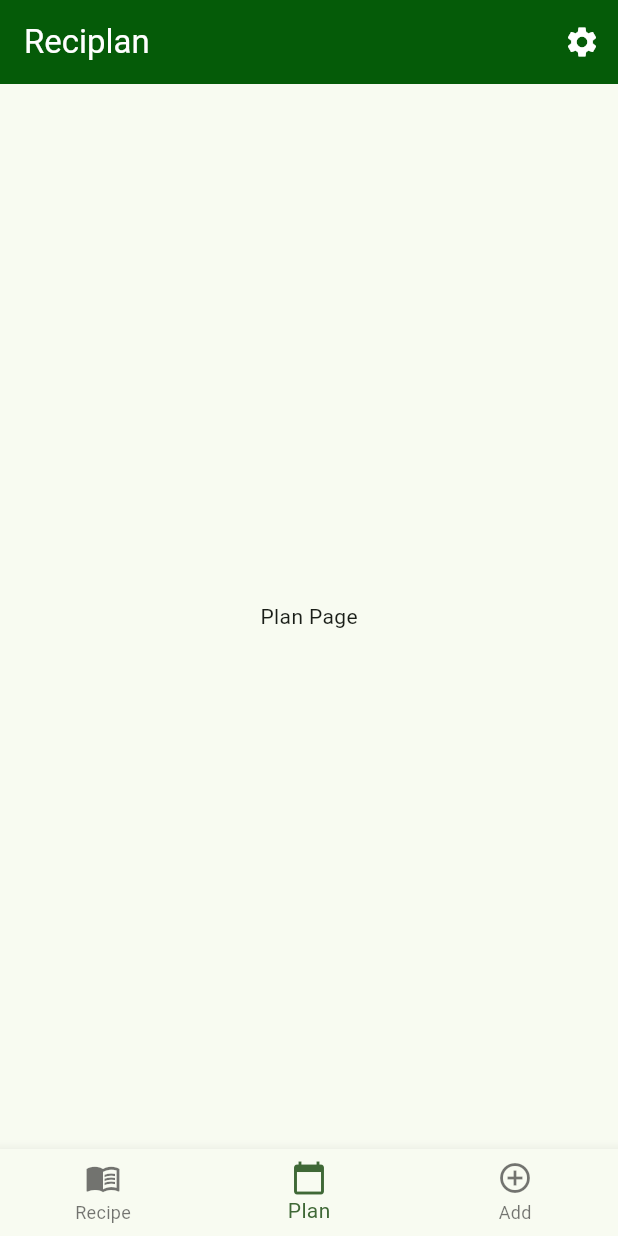
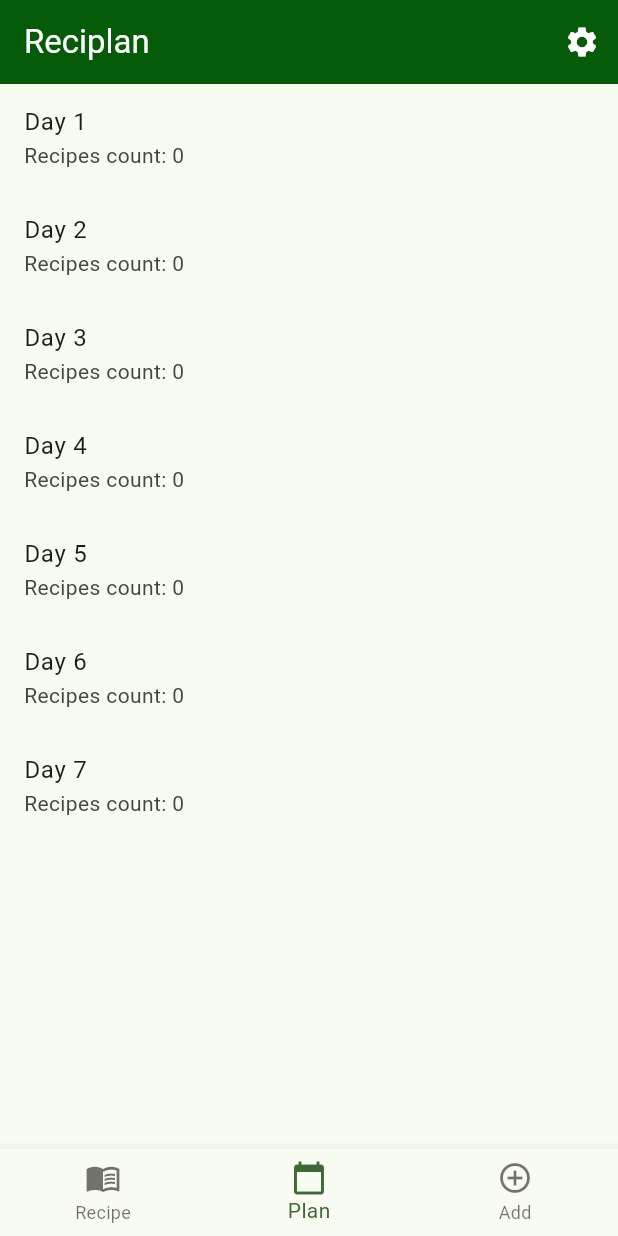
Before and after one commit to keeghan/reciplan3, a Flutter app: the screen it shows after launch, item 2 of the bottom bar chosen, on a phone screen of 412 x 824 dp. Run offline on Flutter 3.47's test engine with Material 3 defaults, Android fonts, the phone set to English and light mode, and no system bars; our stand-ins replace cached_network_image, file_picker, floor, get_it, shared_preferences, sqflite; accounts and stored records are empty; generated files the repository leaves out were written again.

Commit message:
feat!: begin planPage implementation

```diff
--- a/lib/data/db/database_provider.dart
+++ b/lib/data/db/database_provider.dart
@@ -367,12 +367,12 @@ class DatabaseProvider {
   ];
 
   static List<Day> days = [
-    Day(id: 1, name: "Sunday", breakfast: 3, lunch: 14, dinner: 22),
-    Day(id: 2, name: "Monday", breakfast: 0, lunch: 1, dinner: 2),
-    Day(id: 3, name: "Tuesday", breakfast: 0, lunch: 1, dinner: 2),
-    Day(id: 4, name: "Wednesday", breakfast: 0, lunch: 1, dinner: 2),
-    Day(id: 5, name: "Thursday", breakfast: 0, lunch: 1, dinner: 2),
-    Day(id: 6, name: "Friday", breakfast: 0, lunch: 14, dinner: 2),
-    Day(id: 7, name: "Saturday", breakfast: 0, lunch: 1, dinner: 2),
-  ];
+  Day(id: DayIds.sunday, name: "Sunday", breakfast: 3, lunch: 14, dinner: 22),
+  Day(id: DayIds.monday, name: "Monday", breakfast: 0, lunch: 1, dinner: 2),
+  Day(id: DayIds.tuesday, name: "Tuesday", breakfast: 0, lunch: 1, dinner: 2),
+  Day(id: DayIds.wednesday, name: "Wednesday", breakfast: 0, lunch: 1, dinner: 2),
+  Day(id: DayIds.thursday, name: "Thursday", breakfast: 0, lunch: 1, dinner: 2),
+  Day(id: DayIds.friday, name: "Friday", breakfast: 0, lunch: 14, dinner: 2),
+  Day(id: DayIds.saturday, name: "Saturday", breakfast: 0, lunch: 1, dinner: 2),
+];
 }
--- /dev/null
+++ b/lib/plan_viewmodel.dart
@@ -0,0 +1,61 @@
+import 'dart:async';
+
+import 'package:flutter/foundation.dart';
+import 'package:reciplan3/data/repositories/day_repository.dart';
+import '../../data/repositories/recipe_repository.dart';
+import '../../data/entities/recipe.dart';
+
+//Repository for PlanPage and ManagePlanScreen
+class PlanViewModel extends ChangeNotifier {
+  final RecipeRepository _recipeRepository;
+  final DayRepository _dayRepository;
+
+  bool _isLoading = false;
+  String? _error;
+
+  PlanViewModel(this._recipeRepository, this._dayRepository);
+
+  Stream<Map<int, List<Recipe>>>? _weekRecipesStream;
+  Map<int, List<Recipe>>? _weekRecipes;
+
+  Map<int, List<Recipe>>? get weekRecipes => _weekRecipes;
+
+  // Convert the stream to a broadcast stream to allow multiple listeners
+  Stream<Map<int, List<Recipe>>>? get weekRecipesStream {
+    return _weekRecipesStream?.asBroadcastStream();
+  }
+
+  void loadWeekRecipes() {
+    _isLoading = true;
+    notifyListeners();
+    //Todo: implement error check (beware of stream already listen to error)
+    _weekRecipesStream = _dayRepository.getWeekRecipes();
+  }
+
+  // Update recipe
+  Future<void> updateRecipe(Recipe recipe) async {
+    try {
+      _isLoading = true;
+      _error = null;
+      await _recipeRepository.updateRecipe(recipe);
+    } catch (e) {
+      _error = 'Failed to update recipe: $e';
+    } finally {
+      _isLoading = false;
+      notifyListeners();
+    }
+  }
+
+  // Maintain existing helper methods
+  void handleError(dynamic e) {
+    _isLoading = false;
+    _error = 'Failed to load recipes: $e';
+    notifyListeners();
+  }
+
+  // Clear error
+  void clearError() {
+    _error = null;
+    notifyListeners();
+  }
+}
--- a/lib/ui/my_home_page.dart
+++ b/lib/ui/my_home_page.dart
@@ -3,7 +3,7 @@ import 'package:reciplan3/util/util.dart';
 
 import 'add/add_page.dart';
 import 'plan/plan_page.dart';
-import 'recipe_page.dart';
+import 'recipe/recipe_page.dart';
 import 'settings_screen.dart';
 
 class MyHomePage extends StatefulWidget {
--- a/lib/ui/plan/plan_page.dart
+++ b/lib/ui/plan/plan_page.dart
@@ -1,10 +1,66 @@
 import 'package:flutter/material.dart';
 
-class PlanPage extends StatelessWidget {
+import '../../data/entities/recipe.dart';
+import '../../main.dart';
+import '../../plan_viewmodel.dart';
+
+class PlanPage extends StatefulWidget {
   const PlanPage({super.key});
 
   @override
+  State<PlanPage> createState() => _PlanPageState();
+}
+
+class _PlanPageState extends State<PlanPage> {
+  late PlanViewModel _viewModel;
+
+  @override
+  void initState() {
+    super.initState();
+    _viewModel = locator.get<PlanViewModel>();
+    _loadRecipes();
+  }
+
+  void _loadRecipes() {
+    // Initiates loading of the recipes. This could be calling the stream or any other method.
+    _viewModel.loadWeekRecipes();
+  }
+
+  @override
+  void dispose() {
+    super.dispose();
+  }
+
+  @override
   Widget build(BuildContext context) {
-    return const Center(child: Text('Plan Page'));
+    return Scaffold(
+      body: StreamBuilder<Map<int, List<Recipe>>>(
+        stream: _viewModel.weekRecipesStream, // The stream from your ViewModel
+        builder: (context, snapshot) {
+          if (snapshot.connectionState == ConnectionState.waiting) {
+            return Center(child: CircularProgressIndicator());
+          } else if (snapshot.hasError) {
+            return Center(child: Text('Error: ${snapshot.error}'));
+          } else if (!snapshot.hasData || snapshot.data!.isEmpty) {
+            // If no data or an empty map is returned, show a no data message
+            return Center(child: Text('No recipes found.'));
+          } else {
+            final weekRecipes = snapshot.data!;
+            return ListView.builder(
+              itemCount: weekRecipes.length,
+              itemBuilder: (context, index) {
+                final dayId = weekRecipes.keys.elementAt(index);
+                final recipes = weekRecipes[dayId];
+
+                return ListTile(
+                  title: Text('Day $dayId'),
+                  subtitle: Text('Recipes count: ${recipes?.length ?? 0}'),
+                );
+              },
+            );
+          }
+        },
+      ),
+    );
   }
 }
--- a/lib/ui/recipe_page.dart
+++ b/lib/ui/recipe/recipe_page.dart
@@ -1,8 +1,8 @@
 import 'package:flutter/material.dart';
 
-import 'recipe/collection_screen.dart';
-import 'recipe/explore_screen.dart';
-import 'recipe/favorite_screen.dart';
+import 'collection_screen.dart';
+import 'explore_screen.dart';
+import 'favorite_screen.dart';
 
 class RecipePage extends StatefulWidget {
   const RecipePage({super.key});
--- a/pubspec.yaml
+++ b/pubspec.yaml
@@ -22,6 +22,7 @@ dependencies:
   file_picker: ^5.3.1
   path_provider: ^2.0.15
   permission_handler: ^10.4.3
+  async: ^2.11.0
 
 dev_dependencies:
   flutter_test:
```
Also changed, not shown: lib/data/daos/day_dao.dart (+17 -1 lines), lib/data/repositories/day_repository.dart (+14 -8 lines), lib/main.dart (+10 -7 lines), lib/util/util.dart (+10 -0 lines), lib/data/db/reciplan_database.g.dart, pubspec.lock, 1 other file.
